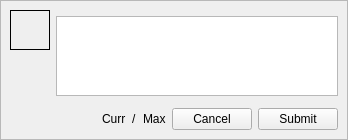
Before: the Qt Designer form ui/CommentAdd.ui in dmzdev/stance, drawn with Qt 5.
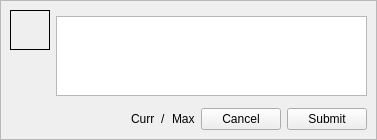
After: the same form once the commit is applied.

Commit message: Refactored advisor window appearance.

Diff of the .ui file:
```diff
--- a/ui/CommentAdd.ui
+++ b/ui/CommentAdd.ui
@@ -6,7 +6,7 @@
    <rect>
     <x>0</x>
     <y>0</y>
-    <width>337</width>
+    <width>377</width>
     <height>140</height>
    </rect>
   </property>
@@ -35,7 +35,7 @@
       <enum>QFrame::Raised</enum>
      </property>
      <layout class="QGridLayout" name="gridLayout">
-      <item row="0" column="0">
+      <item row="1" column="0">
        <widget class="QLabel" name="avatarLabel">
         <property name="sizePolicy">
          <sizepolicy hsizetype="Fixed" vsizetype="Fixed">
@@ -69,7 +69,7 @@
         </property>
        </widget>
       </item>
-      <item row="1" column="0" rowspan="2">
+      <item row="2" column="0" rowspan="2">
        <spacer name="verticalSpacer">
         <property name="orientation">
          <enum>Qt::Vertical</enum>
@@ -82,21 +82,21 @@
         </property>
        </spacer>
       </item>
-      <item row="2" column="5">
+      <item row="3" column="5">
        <widget class="QPushButton" name="cancelButton">
         <property name="text">
          <string>Cancel</string>
         </property>
        </widget>
       </item>
-      <item row="2" column="6">
+      <item row="3" column="6">
        <widget class="QPushButton" name="submitButton">
         <property name="text">
          <string>Submit</string>
         </property>
        </widget>
       </item>
-      <item row="0" column="1" rowspan="2" colspan="6">
+      <item row="1" column="1" rowspan="2" colspan="6">
        <widget class="QTextEdit" name="textEdit">
         <property name="sizePolicy">
          <sizepolicy hsizetype="Minimum" vsizetype="Fixed">
@@ -121,28 +121,28 @@
         </property>
        </widget>
       </item>
-      <item row="2" column="4">
+      <item row="3" column="4">
        <widget class="QLabel" name="totalCharAmt">
         <property name="text">
          <string>Max</string>
         </property>
        </widget>
       </item>
-      <item row="2" column="2">
+      <item row="3" column="2">
        <widget class="QLabel" name="currentCharAmt">
         <property name="text">
          <string>Curr</string>
         </property>
        </widget>
       </item>
-      <item row="2" column="3">
+      <item row="3" column="3">
        <widget class="QLabel" name="label_3">
         <property name="text">
          <string>/</string>
         </property>
        </widget>
       </item>
-      <item row="2" column="1">
+      <item row="3" column="1">
        <spacer name="horizontalSpacer">
         <property name="orientation">
          <enum>Qt::Horizontal</enum>
@@ -155,6 +155,9 @@
         </property>
        </spacer>
       </item>
+      <item row="0" column="1">
+       <layout class="QHBoxLayout" name="labelLayout"/>
+      </item>
      </layout>
     </widget>
    </item>
```
The commit also changes 1 other file.
